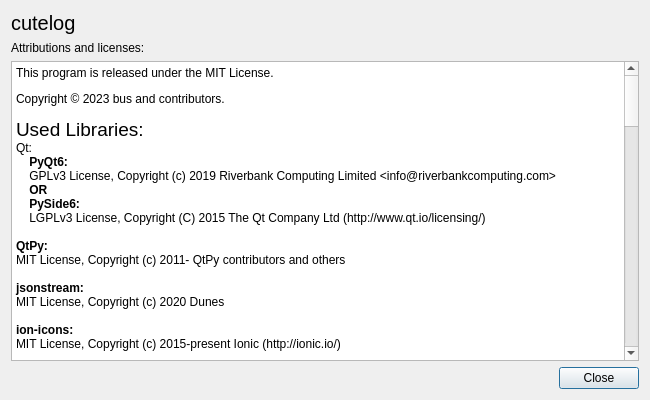
Qt form cutelog2/resources/ui/about_dialog.ui (eachimei/cutelog2) before a commit.
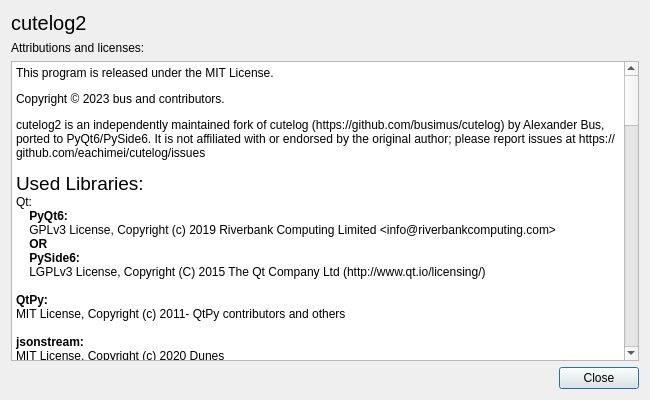
The same form after that commit.

Commit message: Complete the cutelog2 rebrand: app identity, UI strings, authorship

```diff
--- a/cutelog2/resources/ui/about_dialog.ui
+++ b/cutelog2/resources/ui/about_dialog.ui
@@ -28,7 +28,7 @@
       </font>
      </property>
      <property name="text">
-      <string>cutelog</string>
+      <string>cutelog2</string>
      </property>
     </widget>
    </item>
@@ -63,6 +63,7 @@
 &lt;/style&gt;&lt;/head&gt;&lt;body style=&quot; font-family:'Sans Serif'; font-size:9pt; font-weight:400; font-style:normal;&quot;&gt;
 &lt;p style=&quot; margin-top:12px; margin-bottom:12px; margin-left:0px; margin-right:0px; -qt-block-indent:0; text-indent:0px;&quot;&gt;This program is released under the MIT License.&lt;/p&gt;
 &lt;p style=&quot; margin-top:12px; margin-bottom:12px; margin-left:0px; margin-right:0px; -qt-block-indent:0; text-indent:0px;&quot;&gt;Copyright © 2023 bus and contributors.&lt;/p&gt;
+&lt;p style=&quot; margin-top:12px; margin-bottom:12px; margin-left:0px; margin-right:0px; -qt-block-indent:0; text-indent:0px;&quot;&gt;cutelog2 is an independently maintained fork of cutelog (https://github.com/busimus/cutelog) by Alexander Bus, ported to PyQt6/PySide6. It is not affiliated with or endorsed by the original author; please report issues at https://github.com/eachimei/cutelog/issues&lt;/p&gt;
 &lt;p style=&quot; margin-top:0px; margin-bottom:0px; margin-left:0px; margin-right:0px; -qt-block-indent:0; text-indent:0px;&quot;&gt;&lt;span style=&quot; font-size:14pt;&quot;&gt;Used Libraries:&lt;/span&gt;&lt;/p&gt;
 &lt;p style=&quot; margin-top:0px; margin-bottom:0px; margin-left:0px; margin-right:0px; -qt-block-indent:0; text-indent:0px;&quot;&gt;Qt: &lt;/p&gt;
 &lt;p style=&quot; margin-top:0px; margin-bottom:0px; margin-left:0px; margin-right:0px; -qt-block-indent:0; text-indent:0px;&quot;&gt;&lt;span style=&quot; font-weight:600;&quot;&gt;    PyQt6:&lt;/span&gt;&lt;/p&gt;
```
Left out of the diff: 2 changed lines with no effect on the pictures. The commit also changes 3 other files.
